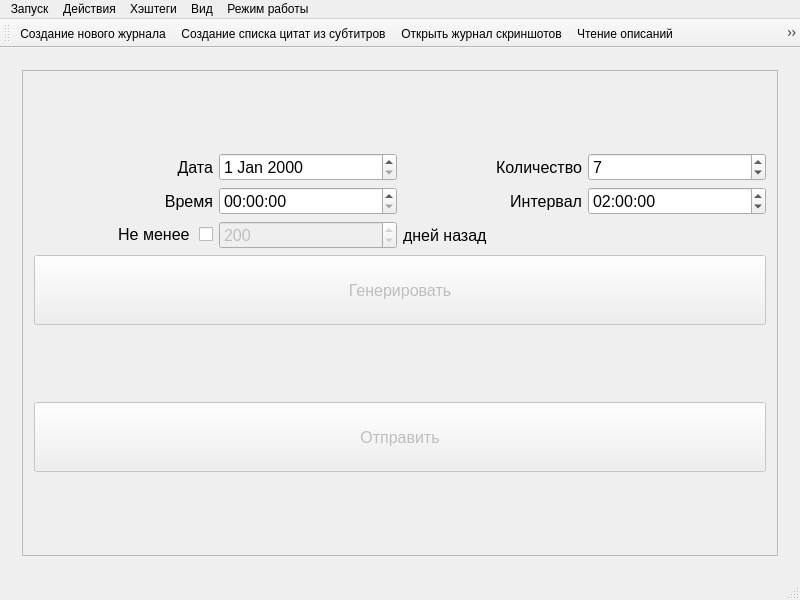
Old version of the form mainwindow.ui in the repository cool-palace/Screenshot-Manager.
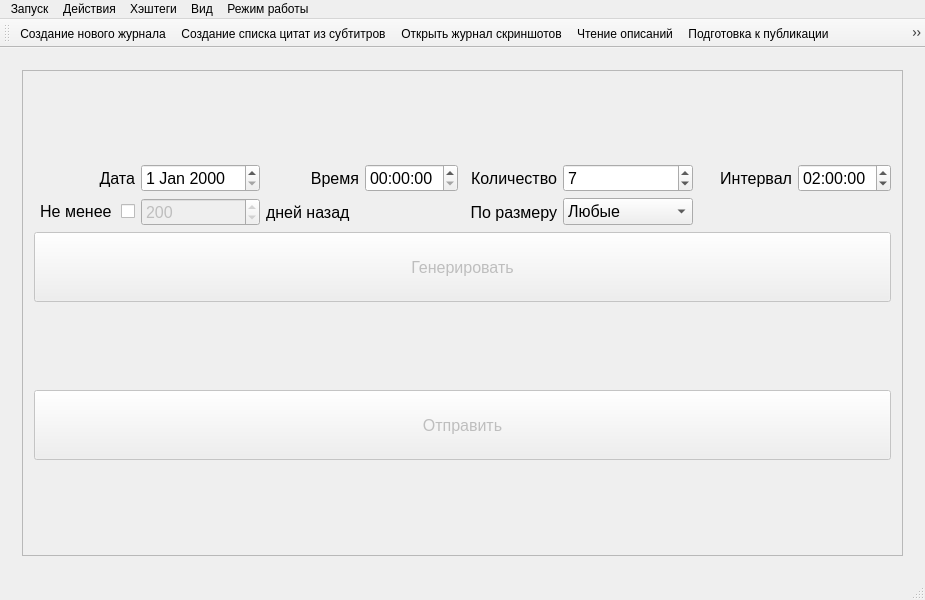
New version of the form. Icons and pictures are not drawn.

What changed in the file:
```diff
--- a/mainwindow.ui
+++ b/mainwindow.ui
@@ -9,7 +9,7 @@
    <rect>
     <x>0</x>
     <y>0</y>
-    <width>800</width>
+    <width>925</width>
     <height>600</height>
    </rect>
   </property>
@@ -366,7 +366,7 @@
             <rect>
              <x>0</x>
              <y>0</y>
-             <width>754</width>
+             <width>879</width>
              <height>459</height>
             </rect>
            </property>
@@ -425,67 +425,6 @@
             </item>
             <item row="0" column="0">
              <layout class="QGridLayout" name="gridLayout_8">
-              <item row="0" column="2">
-               <widget class="QLabel" name="label_3">
-                <property name="font">
-                 <font>
-                  <pointsize>12</pointsize>
-                 </font>
-                </property>
-                <property name="text">
-                 <string>Количество</string>
-                </property>
-                <property name="alignment">
-                 <set>Qt::AlignRight|Qt::AlignTrailing|Qt::AlignVCenter</set>
-                </property>
-               </widget>
-              </item>
-              <item row="4" column="0" colspan="4">
-               <widget class="QPushButton" name="generate">
-                <property name="enabled">
-                 <bool>false</bool>
-                </property>
-                <property name="minimumSize">
-                 <size>
-                  <width>0</width>
-                  <height>70</height>
-                 </size>
-                </property>
-                <property name="maximumSize">
-                 <size>
-                  <width>16777215</width>
-                  <height>70</height>
-                 </size>
-                </property>
-                <property name="font">
-                 <font>
-                  <pointsize>12</pointsize>
-                 </font>
-                </property>
-                <property name="text">
-                 <string>Генерировать</string>
-                </property>
-                <property name="icon">
-                 <iconset resource="icons.qrc">
-                  <normaloff>:/images/icons8-available-updates-80.png</normaloff>:/images/icons8-available-updates-80.png</iconset>
-                </property>
-                <property name="iconSize">
-                 <size>
-                  <width>30</width>
-                  <height>30</height>
-                 </size>
-                </property>
-               </widget>
-              </item>
-              <item row="1" column="1">
-               <widget class="QTimeEdit" name="time">
-                <property name="font">
-                 <font>
-                  <pointsize>12</pointsize>
-                 </font>
-                </property>
-               </widget>
-              </item>
               <item row="0" column="1">
                <widget class="QDateEdit" name="date">
                 <property name="font">
@@ -495,15 +434,15 @@
                 </property>
                </widget>
               </item>
-              <item row="1" column="2">
-               <widget class="QLabel" name="label_4">
+              <item row="0" column="2">
+               <widget class="QLabel" name="label_2">
                 <property name="font">
                  <font>
                   <pointsize>12</pointsize>
                  </font>
                 </property>
                 <property name="text">
-                 <string>Интервал</string>
+                 <string>Время</string>
                 </property>
                 <property name="alignment">
                  <set>Qt::AlignRight|Qt::AlignTrailing|Qt::AlignVCenter</set>
@@ -511,20 +450,41 @@
                </widget>
               </item>
               <item row="0" column="3">
-               <widget class="QSpinBox" name="quantity">
+               <widget class="QTimeEdit" name="time">
                 <property name="font">
                  <font>
                   <pointsize>12</pointsize>
                  </font>
                 </property>
-                <property name="minimum">
-                 <number>1</number>
+               </widget>
+              </item>
+              <item row="0" column="4">
+               <widget class="QLabel" name="label_3">
+                <property name="font">
+                 <font>
+                  <pointsize>12</pointsize>
+                 </font>
                 </property>
-                <property name="maximum">
-                 <number>20</number>
+                <property name="text">
+                 <string>Количество</string>
                 </property>
-                <property name="value">
-                 <number>7</number>
+                <property name="alignment">
+                 <set>Qt::AlignRight|Qt::AlignTrailing|Qt::AlignVCenter</set>
+                </property>
+               </widget>
+              </item>
+              <item row="3" column="0">
+               <widget class="QCheckBox" name="last_used_limit">
+                <property name="font">
+                 <font>
+                  <pointsize>12</pointsize>
+                 </font>
+                </property>
+                <property name="layoutDirection">
+                 <enum>Qt::RightToLeft</enum>
+                </property>
+                <property name="text">
+                 <string>Не менее </string>
                 </property>
                </widget>
               </item>
@@ -543,7 +503,7 @@
                 </property>
                </widget>
               </item>
-              <item row="1" column="3">
+              <item row="0" column="7">
                <widget class="QTimeEdit" name="interval">
                 <property name="font">
                  <font>
@@ -559,18 +519,21 @@
                 </property>
                </widget>
               </item>
-              <item row="1" column="0">
-               <widget class="QLabel" name="label_2">
+              <item row="0" column="5">
+               <widget class="QSpinBox" name="quantity">
                 <property name="font">
                  <font>
                   <pointsize>12</pointsize>
                  </font>
                 </property>
-                <property name="text">
-                 <string>Время</string>
+                <property name="minimum">
+                 <number>1</number>
                 </property>
-                <property name="alignment">
-                 <set>Qt::AlignRight|Qt::AlignTrailing|Qt::AlignVCenter</set>
+                <property name="maximum">
+                 <number>20</number>
+                </property>
+                <property name="value">
+                 <number>7</number>
                 </property>
                </widget>
               </item>
@@ -595,18 +558,55 @@
                 </property>
                </widget>
               </item>
-              <item row="3" column="0">
-               <widget class="QCheckBox" name="last_used_limit">
+              <item row="0" column="6">
+               <widget class="QLabel" name="label_4">
                 <property name="font">
                  <font>
                   <pointsize>12</pointsize>
                  </font>
                 </property>
-                <property name="layoutDirection">
-                 <enum>Qt::RightToLeft</enum>
+                <property name="text">
+                 <string>Интервал</string>
                 </property>
+                <property name="alignment">
+                 <set>Qt::AlignRight|Qt::AlignTrailing|Qt::AlignVCenter</set>
+                </property>
+               </widget>
+              </item>
+              <item row="4" column="0" colspan="8">
+               <widget class="QPushButton" name="generate">
+                <property name="enabled">
+                 <bool>false</bool>
+                </property>
+                <property name="minimumSize">
+                 <size>
+                  <width>0</width>
+                  <height>70</height>
+                 </size>
+                </property>
+                <property name="maximumSize">
+                 <size>
+                  <width>16777215</width>
+                  <height>70</height>
+                 </size>
+                </property>
+                <property name="font">
+                 <font>
+                  <pointsize>12</pointsize>
+                 </font>
+                </property>
                 <property name="text">
-                 <string>Не менее </string>
+                 <string>Генерировать</string>
+                </property>
+                <property name="icon">
+                 <iconset resource="icons.qrc">
+                  <normaloff>:/images/icons8-available-updates-80.png</normaloff>:/images/icons8-available-updates-80.png</iconset>
+                </property>
+                <property name="iconSize">
+                 <size>
+                  <width>30</width>
+                  <height>30</height>
+                 </size>
                 </property>
                </widget>
               </item>
@@ -622,6 +622,51 @@
                 </property>
                </widget>
               </item>
+              <item row="3" column="5">
+               <widget class="QComboBox" name="size_limit">
+                <property name="font">
+                 <font>
+                  <pointsize>12</pointsize>
+                 </font>
+                </property>
+                <property name="layoutDirection">
+                 <enum>Qt::LeftToRight</enum>
+                </property>
+                <item>
+                 <property name="text">
+                  <string>Любые</string>
+                 </property>
+                </item>
+                <item>
+                 <property name="text">
+                  <string>Один кадр</string>
+                 </property>
+                </item>
+                <item>
+                 <property name="text">
+                  <string>Много кадров</string>
+                 </property>
+                </item>
+               </widget>
+              </item>
+              <item row="3" column="4">
+               <widget class="QLabel" name="label_6">
+                <property name="font">
+                 <font>
+                  <pointsize>12</pointsize>
+                 </font>
+                </property>
+                <property name="layoutDirection">
+                 <enum>Qt::LeftToRight</enum>
+                </property>
+                <property name="text">
+                 <string>По размеру</string>
+                </property>
+                <property name="alignment">
+                 <set>Qt::AlignRight|Qt::AlignTrailing|Qt::AlignVCenter</set>
+                </property>
+               </widget>
+              </item>
              </layout>
             </item>
            </layout>
@@ -712,7 +757,7 @@
     <rect>
      <x>0</x>
      <y>0</y>
-     <width>800</width>
+     <width>925</width>
      <height>25</height>
     </rect>
    </property>
```
Left out of the diff: 4 changed lines with no effect on the pictures.
